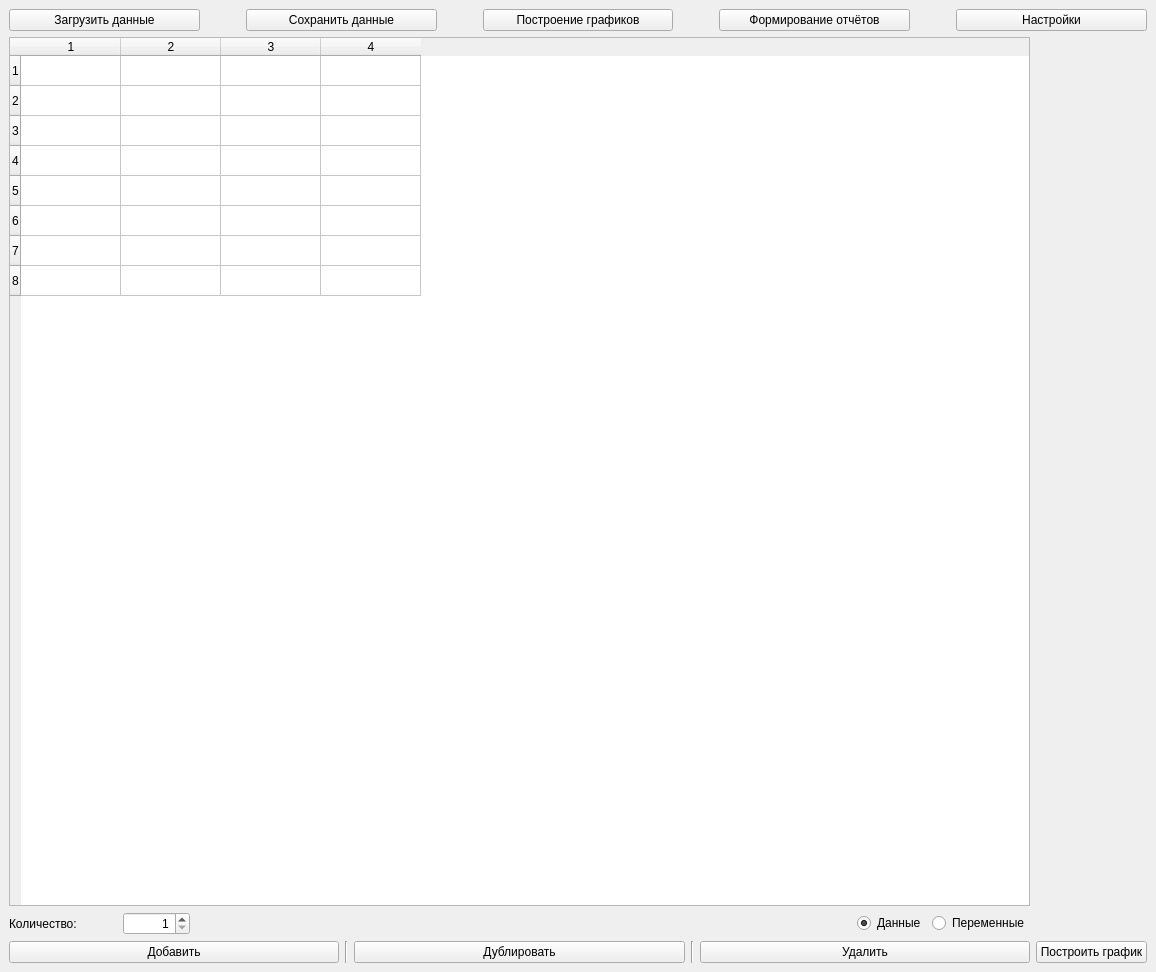
pflotter/diploma, file design.ui: the form before one commit.
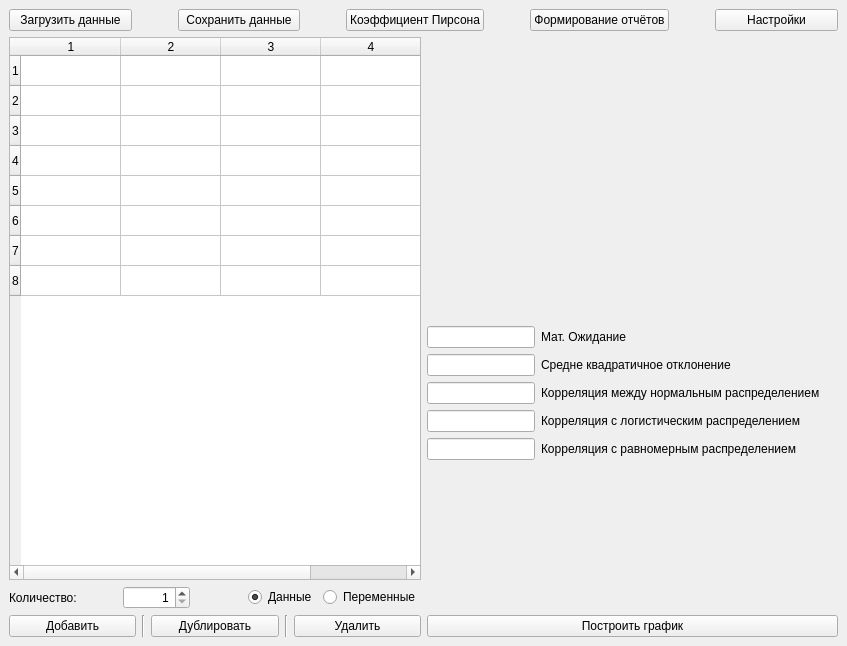
The form after the commit. Icons and pictures are not drawn. Custom widgets are drawn as their Qt base class.

```diff
--- a/design.ui
+++ b/design.ui
@@ -6,8 +6,8 @@
    <rect>
     <x>0</x>
     <y>0</y>
-    <width>1156</width>
-    <height>972</height>
+    <width>847</width>
+    <height>646</height>
    </rect>
   </property>
   <property name="windowTitle">
@@ -77,7 +77,7 @@
       <item>
        <widget class="QPushButton" name="pushButton_2">
         <property name="text">
-         <string>Построение графиков</string>
+         <string>Коэффициент Пирсона</string>
         </property>
         <property name="icon">
          <iconset>
@@ -325,20 +325,111 @@
          <widget class="PlotWidget" name="graphWidget" native="true"/>
         </item>
         <item>
-         <spacer name="verticalSpacer">
-          <property name="orientation">
-           <enum>Qt::Vertical</enum>
-          </property>
-          <property name="sizeType">
-           <enum>QSizePolicy::Minimum</enum>
-          </property>
-          <property name="sizeHint" stdset="0">
-           <size>
-            <width>20</width>
-            <height>40</height>
-           </size>
-          </property>
-         </spacer>
+         <layout class="QFormLayout" name="formLayout">
+          <item row="1" column="0">
+           <widget class="QLineEdit" name="lineMathMean">
+            <property name="enabled">
+             <bool>true</bool>
+            </property>
+            <property name="text">
+             <string/>
+            </property>
+            <property name="dragEnabled">
+             <bool>false</bool>
+            </property>
+            <property name="readOnly">
+             <bool>true</bool>
+            </property>
+           </widget>
+          </item>
+          <item row="2" column="0">
+           <widget class="QLineEdit" name="lineStd">
+            <property name="enabled">
+             <bool>true</bool>
+            </property>
+            <property name="readOnly">
+             <bool>true</bool>
+            </property>
+           </widget>
+          </item>
+          <item row="2" column="1">
+           <widget class="QLabel" name="label_3">
+            <property name="text">
+             <string>Средне квадратичное отклонение</string>
+            </property>
+           </widget>
+          </item>
+          <item row="1" column="1">
+           <widget class="QLabel" name="MathMean">
+            <property name="text">
+             <string>Мат. Ожидание</string>
+            </property>
+           </widget>
+          </item>
+          <item row="3" column="0">
+           <widget class="QLineEdit" name="lineCorrNormal">
+            <property name="enabled">
+             <bool>true</bool>
+            </property>
+            <property name="readOnly">
+             <bool>true</bool>
+            </property>
+           </widget>
+          </item>
+          <item row="3" column="1">
+           <widget class="QLabel" name="label_4">
+            <property name="text">
+             <string>Корреляция между нормальным распределением</string>
+            </property>
+           </widget>
+          </item>
+          <item row="4" column="0">
+           <widget class="QLineEdit" name="lineCorrLogistic">
+            <property name="enabled">
+             <bool>true</bool>
+            </property>
+            <property name="frame">
+             <bool>true</bool>
+            </property>
+            <property name="echoMode">
+             <enum>QLineEdit::Normal</enum>
+            </property>
+            <property name="readOnly">
+             <bool>true</bool>
+            </property>
+            <property name="placeholderText">
+             <string/>
+            </property>
+            <property name="clearButtonEnabled">
+             <bool>false</bool>
+            </property>
+           </widget>
+          </item>
+          <item row="5" column="0">
+           <widget class="QLineEdit" name="lineCorrRavnomer">
+            <property name="enabled">
+             <bool>true</bool>
+            </property>
+            <property name="readOnly">
+             <bool>true</bool>
+            </property>
+           </widget>
+          </item>
+          <item row="4" column="1">
+           <widget class="QLabel" name="label_5">
+            <property name="text">
+             <string>Корреляция с логистическим распределением</string>
+            </property>
+           </widget>
+          </item>
+          <item row="5" column="1">
+           <widget class="QLabel" name="label_6">
+            <property name="text">
+             <string>Корреляция с равномерным распределением</string>
+            </property>
+           </widget>
+          </item>
+         </layout>
         </item>
         <item>
          <layout class="QHBoxLayout" name="horizontalLayout_3">
```
Left out of the diff: 70 changed lines with no effect on the pictures.
